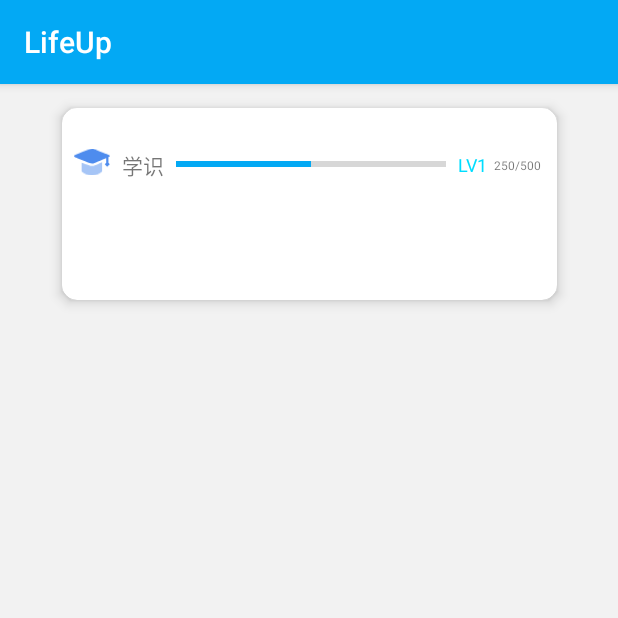
After one commit to Ayagikei/LifeUp, an Android app: the fragment StatusFragment shown on its own in the app's theme, on a phone screen of 412 x 824 dp, the top half of it. The commit adds this screen. Run offline under Robolectric (Android 15) with nearby library versions, the phone set to English and light mode, and no system bars.

Commit message:
setup fragment

```diff
--- /dev/null
+++ b/app/src/main/java/net/sarasarasa/lifeup/fragment/StatusFragment.kt
@@ -0,0 +1,17 @@
+package net.sarasarasa.lifeup.fragment
+
+import android.os.Bundle
+import android.support.v4.app.Fragment
+import android.view.LayoutInflater
+import android.view.View
+import android.view.ViewGroup
+import net.sarasarasa.lifeup.R
+
+class StatusFragment : Fragment() {
+
+    override fun onCreateView(inflater: LayoutInflater, container: ViewGroup?, savedInstanceState: Bundle?): View? {
+        return inflater.inflate(R.layout.fragment_status, null)
+    }
+
+
+}
--- /dev/null
+++ b/app/src/main/res/layout/fragment_status.xml
@@ -0,0 +1,98 @@
+<?xml version="1.0" encoding="utf-8"?>
+<FrameLayout xmlns:android="http://schemas.android.com/apk/res/android"
+    xmlns:app="http://schemas.android.com/apk/res-auto"
+    xmlns:tools="http://schemas.android.com/tools"
+    android:layout_width="match_parent"
+    android:layout_height="match_parent"
+    android:background="@color/background_color"
+    tools:context=".fragment.TodoFragment">
+
+
+    <!-- beginning of the status -->
+    <android.support.constraint.ConstraintLayout
+        android:id="@+id/linearLayoutstatus"
+        android:layout_width="match_parent"
+        android:layout_height="match_parent"
+        app:layout_constraintEnd_toEndOf="parent"
+        app:layout_constraintStart_toStartOf="parent"
+        app:layout_constraintTop_toBottomOf="@+id/frameLayout2">
+
+        <android.support.v7.widget.CardView
+            android:id="@+id/mainCardViewstatus"
+            android:layout_width="330dp"
+            android:layout_height="128dp"
+            android:layout_marginTop="16dp"
+            app:cardBackgroundColor="@color/white"
+            app:cardCornerRadius="10dp"
+            app:cardElevation="5dp"
+            app:layout_constraintEnd_toEndOf="parent"
+            app:layout_constraintStart_toStartOf="parent"
+            app:layout_constraintTop_toTopOf="parent">
+
+            <android.support.constraint.ConstraintLayout
+                android:layout_width="match_parent"
+                android:layout_height="match_parent">
+
+
+                <ImageView
+                    android:id="@+id/imageView6"
+                    android:layout_width="24dp"
+                    android:layout_height="24dp"
+                    android:layout_marginStart="8dp"
+                    android:layout_marginTop="24dp"
+                    android:src="@drawable/ic_abbr_learning"
+                    app:layout_constraintStart_toStartOf="parent"
+                    app:layout_constraintTop_toTopOf="parent" />
+
+                <ProgressBar
+                    android:id="@+id/progressBarstatus"
+                    style="?android:attr/progressBarStyleHorizontal"
+                    android:layout_width="180dp"
+                    android:layout_height="wrap_content"
+                    android:layout_marginStart="8dp"
+                    android:layout_marginTop="29dp"
+                    android:max="100"
+                    android:progress="50"
+                    android:progressTint="@color/blue"
+                    app:layout_constraintStart_toEndOf="@+id/textView8"
+                    app:layout_constraintTop_toTopOf="parent" />
+
+                <TextView
+                    android:id="@+id/textView12"
+                    android:layout_width="wrap_content"
+                    android:layout_height="wrap_content"
+                    android:layout_marginStart="4dp"
+                    android:layout_marginTop="3dp"
+                    android:text="250/500"
+                    android:textSize="8sp"
+                    app:layout_constraintStart_toEndOf="@+id/textView9"
+                    app:layout_constraintTop_toTopOf="@+id/textView9" />
+
+                <TextView
+                    android:id="@+id/textView8"
+                    android:layout_width="wrap_content"
+                    android:layout_height="wrap_content"
+                    android:layout_marginStart="8dp"
+                    android:layout_marginTop="27dp"
+                    android:text="学识"
+                    app:layout_constraintStart_toEndOf="@+id/imageView6"
+                    app:layout_constraintTop_toTopOf="parent" />
+
+                <TextView
+                    android:id="@+id/textView9"
+                    android:layout_width="wrap_content"
+                    android:layout_height="wrap_content"
+                    android:layout_marginStart="8dp"
+                    android:text="LV1"
+                    android:textColor="@android:color/holo_blue_bright"
+                    android:textSize="12sp"
+                    app:layout_constraintStart_toEndOf="@+id/progressBarstatus"
+                    app:layout_constraintTop_toTopOf="@+id/progressBarstatus" />
+            </android.support.constraint.ConstraintLayout>
+
+        </android.support.v7.widget.CardView>
+    </android.support.constraint.ConstraintLayout>
+    <!-- end of the status -->
+
+
+</FrameLayout>
--- a/app/src/main/res/menu/navigation.xml
+++ b/app/src/main/res/menu/navigation.xml
@@ -12,6 +12,7 @@
     <item
         android:id="@+id/navigation_status"
         android:icon="@drawable/ic_equalizer_black_24dp"
+        fragment="net.sarasarasa.lifeup.fragment.StatusFragment"
         android:title="@string/title_status" />
 
     <item
--- a/app/src/main/res/values/colors.xml
+++ b/app/src/main/res/values/colors.xml
@@ -4,9 +4,9 @@
     <color name="colorPrimaryDark">#03A9F4</color>
     <color name="colorMenuItemBackground">#0277BD</color>
     <color name="colorAccent">#ff4081</color>
-    <color name="colorAccent2">#E040FB</color>
+    <color name="colorAccent2">#e040fb</color>
     <color name="background_color">#f2f2f2</color>
     <color name="white">#ffffff</color>
-    <color name="blue">#03A9F4</color>
+    <color name="blue">#03a9f4</color>
     <color name="yiban_btn">#FF5722</color>
 </resources>
```
Also changed, not shown: app/src/main/java/net/sarasarasa/lifeup/fragment/CloudFragment.kt (added, +17 -0 lines), app/src/main/res/layout/fragment_cloud.xml (added, +78 -0 lines), app/src/main/res/layout/fragment_todo.xml (+8 -4 lines).
